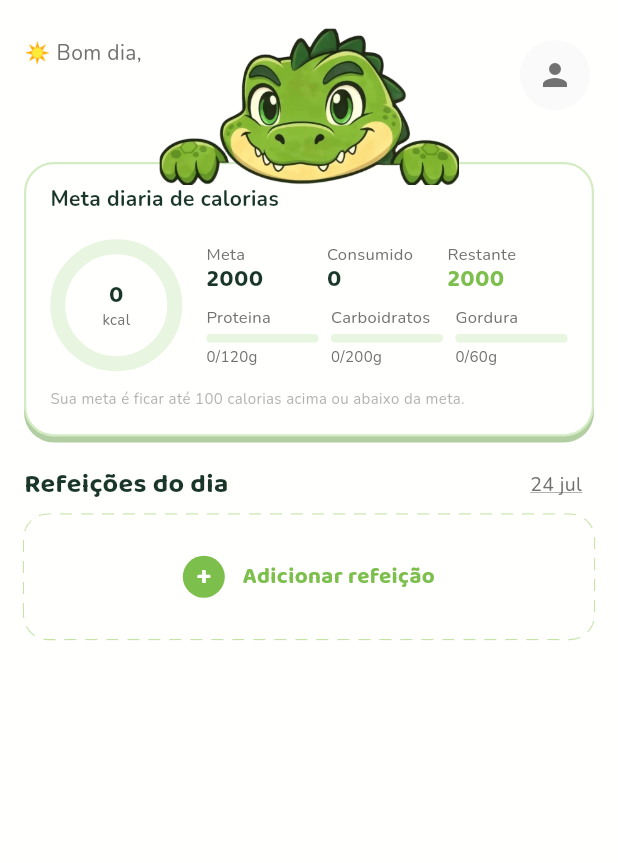
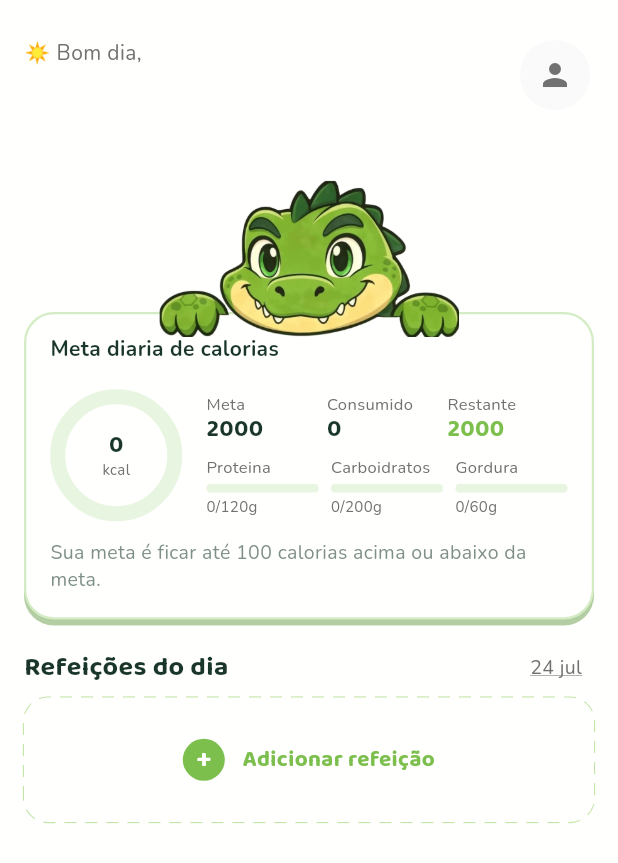
Before and after one commit to israelhub/JacalorIA-CONTADOR-DE-CALORIAS, a Flutter app: the _HomeBody screen opened directly with empty values, on a phone screen of 412 x 824 dp. Shown: the top 863 px of the screen. Run offline on Flutter 3.47's test engine with Material 3 defaults, Android fonts, the phone set to English and light mode, and no system bars; our stand-ins replace cached_network_image, camera, flutter_cache_manager, flutter_svg, google_fonts, google_sign_in and 5 more; missing offline and left inert: dart:js_interop, mobile_scanner; accounts and stored records are empty.

Commit message:
fix: confirma peso ao fechar editor e reorganiza card da meta com mascote

```diff
--- a/frontend/lib/features/home/pages/home_page.dart
+++ b/frontend/lib/features/home/pages/home_page.dart
@@ -615,7 +615,7 @@ class _HomeBodySkeleton extends StatelessWidget {
               children: [
                 const SizedBox(height: AppSpacing.xxl),
                 const _HomeHeaderSkeleton(),
-                const SizedBox(height: AppSpacing.xxxl),
+                const SizedBox(height: AppSpacing.xxxl + 100),
                 const _HomeGoalSkeleton(),
                 const SizedBox(height: AppSpacing.xl),
                 const _MealsHeaderSkeleton(),
@@ -777,7 +777,7 @@ class _HomeBody extends StatelessWidget {
                       userProfile: userProfile,
                       onAvatarTap: onAvatarTap,
                     ),
-                    const SizedBox(height: AppSpacing.xxxl),
+                    const SizedBox(height: AppSpacing.xxxl + 100),
                     HomeDailyGoalWithMascot(
                       mascotAsset: HomePage._mealAsset,
                       idleMascotVideoAsset: idleMascotVideoAsset,
--- a/frontend/lib/features/home/widgets/home_daily_goal_with_mascot.dart
+++ b/frontend/lib/features/home/widgets/home_daily_goal_with_mascot.dart
@@ -88,8 +88,20 @@ class _HomeDailyGoalWithMascotState extends State<HomeDailyGoalWithMascot> {
         ? _resolveAnimationAsset(widget.mascotVideoAsset)
         : null;
     final idleAsset = _resolveAnimationAsset(widget.idleMascotVideoAsset);
+    final objective = readHomeObjective(widget.userProfile);
 
-    return Stack(
+    return Container(
+      width: double.infinity,
+      decoration: BoxDecoration(
+        color: AppColors.homeMetaCardSurface,
+        borderRadius: BorderRadius.circular(AppRadius.lg),
+        border: Border.all(color: AppColors.homeMetaCardBorder, width: 1.5),
+        boxShadow: AppShadows.homeMetaCard,
+      ),
+      child: Column(
+        crossAxisAlignment: CrossAxisAlignment.stretch,
+        children: [
+          Stack(
             clipBehavior: Clip.none,
             alignment: Alignment.topCenter,
             children: [
@@ -101,6 +113,7 @@ class _HomeDailyGoalWithMascotState extends State<HomeDailyGoalWithMascot> {
               ),
               Positioned(
                 top: HomeDailyGoalWithMascot._mascotOffsetY,
+                child: IgnorePointer(
                   child: SizedBox(
                     key: const ValueKey('home-mascot-overlay'),
                     width: HomeDailyGoalWithMascot._mascotSize,
@@ -122,7 +135,28 @@ class _HomeDailyGoalWithMascotState extends State<HomeDailyGoalWithMascot> {
                         Image.asset(widget.mascotAsset, fit: BoxFit.contain),
                   ),
                 ),
+              ),
             ],
+          ),
+          Padding(
+            padding: const EdgeInsets.fromLTRB(
+              AppSpacing.lg,
+              0,
+              AppSpacing.lg,
+              AppSpacing.lg,
+            ),
+            child: Text(
+              calorieGoalExplanationForObjective(objective),
+              key: const ValueKey('home-daily-goal-explanation'),
+              softWrap: true,
+              style: AppTextStyles.caption.copyWith(
+                color: AppColors.textMuted.withValues(alpha: 0.72),
+                height: 1.35,
+              ),
+            ),
+          ),
+        ],
+      ),
     );
   }
 }
@@ -157,14 +191,12 @@ class HomeDailyGoalCard extends StatelessWidget {
     final consumedCalories = todayRecords.fold(0, (sum, r) => sum + r.calories);
     final objective = readHomeObjective(userProfile);
 
-    return Container(
-      width: double.infinity,
-      padding: const EdgeInsets.all(AppSpacing.lg),
-      decoration: BoxDecoration(
-        color: AppColors.homeMetaCardSurface,
-        borderRadius: BorderRadius.circular(AppRadius.lg),
-        border: Border.all(color: AppColors.homeMetaCardBorder, width: 1.5),
-        boxShadow: AppShadows.homeMetaCard,
+    return Padding(
+      padding: const EdgeInsets.fromLTRB(
+        AppSpacing.lg,
+        AppSpacing.lg,
+        AppSpacing.lg,
+        AppSpacing.md,
       ),
       child: Column(
         crossAxisAlignment: CrossAxisAlignment.start,
@@ -195,15 +227,6 @@ class HomeDailyGoalCard extends StatelessWidget {
                 ),
               ),
             ],
-          ),
-          const SizedBox(height: AppSpacing.md),
-          Text(
-            calorieGoalExplanationForObjective(objective),
-            key: const ValueKey('home-daily-goal-explanation'),
-            style: AppTextStyles.micro.copyWith(
-              color: AppColors.textSecondary.withValues(alpha: 0.55),
-              height: 1.35,
-            ),
           ),
         ],
       ),
```
Also changed, not shown: frontend/lib/features/home/widgets/home_weight_quick_edit_button.dart (+59 -18 lines). Lines whose indentation alone changed are shown as unchanged.
